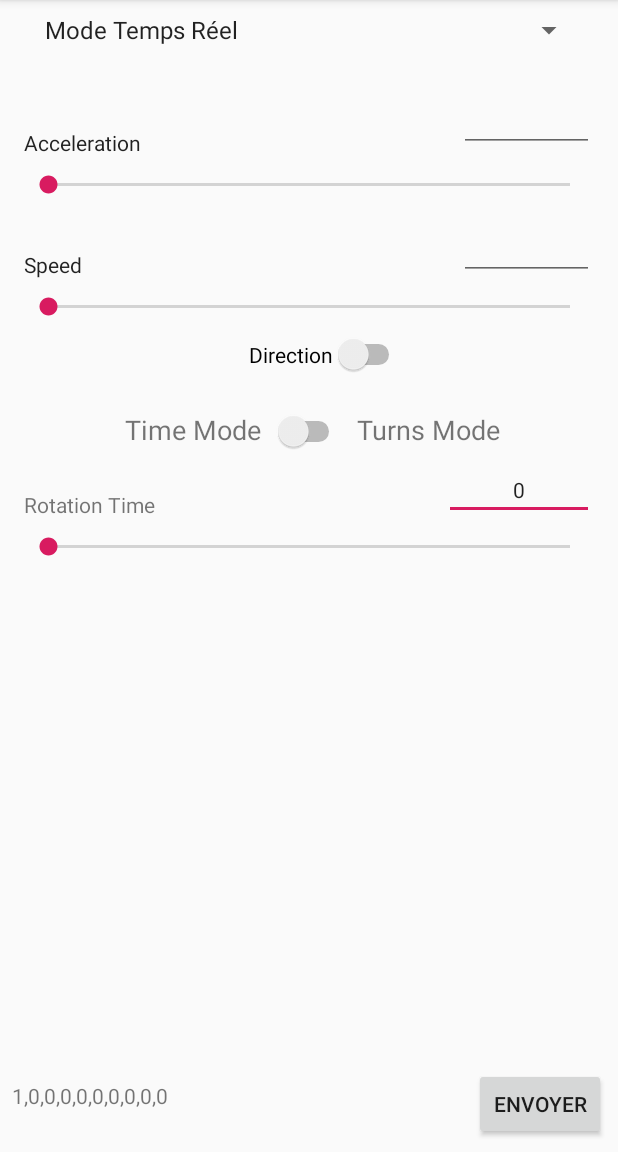
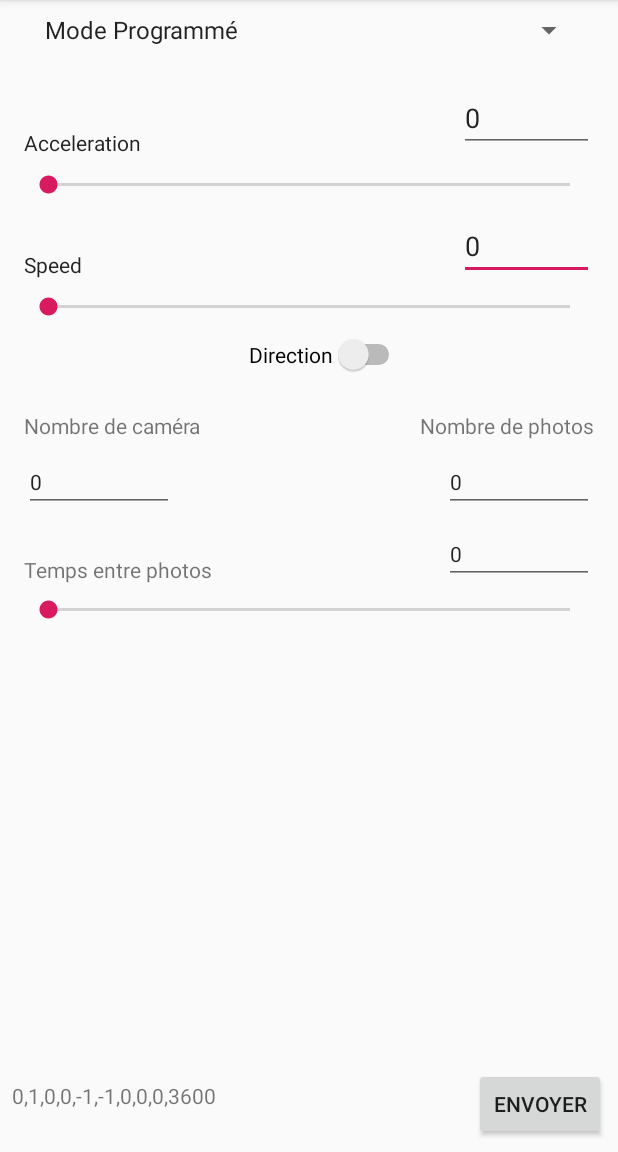
Before and after one commit to LouisMalbranque/Table-Rotative, an Android app: the MainActivity screen opened directly, with no data from a screen before it, after a tap on "ENVOYER", on a phone screen of 412 x 824 dp, the part 84-1236 px from its top. Run offline under Robolectric (Android 15) with nearby library versions, the phone set to English and light mode, and no system bars.

Commit message:
fragments programmé et temps réel

```diff
--- /dev/null
+++ b/software/android app/app/src/main/java/com/example/louis/plateautournant/Fragment/BlankFragment.java
@@ -0,0 +1,30 @@
+package com.example.louis.plateautournant.Fragment;
+
+
+import android.os.Bundle;
+import android.support.v4.app.Fragment;
+import android.view.LayoutInflater;
+import android.view.View;
+import android.view.ViewGroup;
+
+import com.example.louis.plateautournant.R;
+
+/**
+ * A simple {@link Fragment} subclass.
+ */
+public class BlankFragment extends Fragment {
+
+
+    public BlankFragment() {
+        // Required empty public constructor
+    }
+
+
+    @Override
+    public View onCreateView(LayoutInflater inflater, ViewGroup container,
+                             Bundle savedInstanceState) {
+        // Inflate the layout for this fragment
+        return inflater.inflate(R.layout.blank, container, false);
+    }
+
+}
--- /dev/null
+++ b/software/android app/app/src/main/java/com/example/louis/plateautournant/Fragment/ProgrammedRotation.java
@@ -0,0 +1,99 @@
+package com.example.louis.plateautournant.Fragment;
+
+
+import android.os.Bundle;
+import android.support.v4.app.Fragment;
+import android.text.Editable;
+import android.text.TextWatcher;
+import android.view.LayoutInflater;
+import android.view.View;
+import android.view.ViewGroup;
+import android.widget.EditText;
+import android.widget.SeekBar;
+
+import com.example.louis.plateautournant.R;
+
+/**
+ * A simple {@link Fragment} subclass.
+ */
+public class ProgrammedRotation extends android.app.Fragment {
+
+
+    private SeekBar timeBetweenPhotosSeekbar;
+    private EditText timeBetweenPhotosNumber;
+    private EditText cameraNumber;
+    private EditText frameNumber;
+
+    public ProgrammedRotation() {
+        // Required empty public constructor
+    }
+
+
+    @Override
+    public View onCreateView(LayoutInflater inflater, ViewGroup container,
+                             Bundle savedInstanceState) {
+        // Inflate the layout for this fragment
+        View v= inflater.inflate(R.layout.programmed_rotation,container,false);
+
+        timeBetweenPhotosSeekbar = v.findViewById(R.id.timeBetweenPhotosSeekbar);
+        timeBetweenPhotosNumber = v.findViewById(R.id.timeBetweenPhotosNumber);
+        cameraNumber = v.findViewById(R.id.cameraNumber);
+        frameNumber = v.findViewById(R.id.frameNumber);
+
+        timeBetweenPhotosSeekbar.setOnSeekBarChangeListener(new SeekBar.OnSeekBarChangeListener() {
+            @Override
+            public void onProgressChanged(SeekBar seekBar, int progress, boolean fromUser) {
+                timeBetweenPhotosNumber.setText(Integer.toString(timeBetweenPhotosSeekbar.getProgress()));
+            }
+
+            @Override
+            public void onStartTrackingTouch(SeekBar seekBar) {
+
+            }
+
+            @Override
+            public void onStopTrackingTouch(SeekBar seekBar) {
+
+            }
+        });
+
+        timeBetweenPhotosNumber.addTextChangedListener(new TextWatcher() {
+            @Override
+            public void beforeTextChanged(CharSequence s, int start, int count, int after) {
+
+            }
+
+            @Override
+            public void onTextChanged(CharSequence s, int start, int before, int count) {
+
+            }
+
+            @Override
+            public void afterTextChanged(Editable s) {
+                try{
+                    int position=timeBetweenPhotosNumber.length();
+                    timeBetweenPhotosNumber.setSelection(position);
+                    timeBetweenPhotosSeekbar.setProgress(Integer.parseInt(s.toString()));
+                    if (timeBetweenPhotosNumber.length()==0){
+                        timeBetweenPhotosSeekbar.setProgress(0);
+                        timeBetweenPhotosNumber.setText(0);
+                    }
+                } catch(Exception ex) {ex.printStackTrace();}
+
+            }
+        });
+        return v;
+    }
+
+    public EditText getTimeBetweenPhotosNumber() {
+        return timeBetweenPhotosNumber;
+    }
+
+    public EditText getCameraNumber() {
+        return cameraNumber;
+    }
+
+    public EditText getFrameNumber() {
+        return frameNumber;
+    }
+}
--- a/software/android app/app/src/main/java/com/example/louis/plateautournant/Fragment/RealTimeRotation.java
+++ b/software/android app/app/src/main/java/com/example/louis/plateautournant/Fragment/RealTimeRotation.java
@@ -77,7 +77,7 @@ public class RealTimeRotation extends android.app.Fragment {
                         seekNumber.setProgress(0);
                         numberText.setText(0);
                     }
-                } catch(Exception ex) {}
+                } catch(Exception ex) {ex.printStackTrace();}
 
             }
         });
--- a/software/android app/app/src/main/java/com/example/louis/plateautournant/MainActivity.java
+++ b/software/android app/app/src/main/java/com/example/louis/plateautournant/MainActivity.java
@@ -13,6 +13,7 @@ import android.widget.Switch;
 import android.widget.TextView;
 
 import com.example.louis.plateautournant.Bluetooth.Peripherique;
+import com.example.louis.plateautournant.Fragment.ProgrammedRotation;
 import com.example.louis.plateautournant.Fragment.RealTimeRotation;
 
 import java.util.ArrayList;
@@ -33,6 +34,7 @@ public class MainActivity extends AppCompatActivity {
     ArrayList<String> spinnerModeItems = new ArrayList<String>();
 
     RealTimeRotation realTimeRotation = new RealTimeRotation();
+    ProgrammedRotation programmedRotation = new ProgrammedRotation();
 
     private int mode;
     private int direction;
@@ -67,8 +69,8 @@ public class MainActivity extends AppCompatActivity {
 
         dataText = findViewById(R.id.data);
 
+        spinnerModeItems.add("Mode Programmé");
         spinnerModeItems.add("Mode Temps Réel");
-        spinnerModeItems.add("Mode Programmé");
 
         ArrayAdapter<String> adapter = new ArrayAdapter<String>(this, android.R.layout.simple_spinner_item, spinnerModeItems);
         adapter.setDropDownViewResource(android.R.layout.simple_spinner_dropdown_item);
@@ -81,13 +83,13 @@ public class MainActivity extends AppCompatActivity {
                 switch (position){
                     case 0:
                         mode=0;
-                        getSupportFragmentManager().beginTransaction().replace(R.id.fragment, realTimeRotation).commit();
-
+                        getFragmentManager().beginTransaction().replace(R.id.fragment, programmedRotation).commit();
+                        break;
                     case 1:
                         //realTimeRotation = new RealTimeRotation();
                         mode=1;
-                        getSupportFragmentManager().beginTransaction().remove(getSupportFragmentManager().findFragmentById(R.id.fragment)).commit();
-
+                        getFragmentManager().beginTransaction().replace(R.id.fragment, realTimeRotation).commit();
+                        break;
                     default:
                         break;
 
@@ -103,26 +105,36 @@ public class MainActivity extends AppCompatActivity {
         sendButton.setOnClickListener(new View.OnClickListener() {
             @Override
             public void onClick(View v) {
+
+
+                direction=1;
+                acceleration = Integer.parseInt(accelerationNumber.getText().toString());
+                speed = Integer.parseInt(speedNumber.getText().toString());
+                steps=3600;
+
                 switch(mode){
-                    case 0:
-                        direction=1;
-                        acceleration=Integer.parseInt(accelerationNumber.getText().toString());
-                        speed=Integer.parseInt(speedNumber.getText().toString());
+                    case 1:
                         if (realTimeRotation.isModeTime()){
                             rotation_number=-1;
-                            rotation_time=Integer.parseInt(realTimeRotation.getNumberText().toString());
+                            rotation_time=Integer.parseInt(realTimeRotation.getNumberText().getText().toString());
                         }else{
-                            rotation_number=Integer.parseInt(realTimeRotation.getNumberText().toString());
+                            rotation_number=Integer.parseInt(realTimeRotation.getNumberText().getText().toString());
                             rotation_time=-1;
                         }
                         frame=-1;
                         camera_number=-1;
                         pause_between_camera=-1;
-                        steps=3600;
                         break;
-
+                    case 0:
+                        rotation_number = -1;
+                        rotation_time = -1;
+                        frame = Integer.parseInt(programmedRotation.getFrameNumber().getText().toString());
+                        camera_number = Integer.parseInt(programmedRotation.getCameraNumber().getText().toString());
+                        pause_between_camera = Integer.parseInt(programmedRotation.getTimeBetweenPhotosNumber().getText().toString());
+                        break;
                 }
 
+                data="";
                 data +=Integer.toString(mode)+",";
                 data +=Integer.toString(direction)+",";
                 data +=Integer.toString(acceleration)+",";
--- a/software/android app/app/src/main/res/layout/activity_main.xml
+++ b/software/android app/app/src/main/res/layout/activity_main.xml
@@ -19,7 +19,7 @@
 
     <fragment
         android:id="@+id/fragment"
-        android:name="com.example.louis.plateautournant.Fragment.RealTimeRotation"
+        android:name="com.example.louis.plateautournant.Fragment.BlankFragment"
         android:layout_width="0dp"
         android:layout_height="0dp"
         android:layout_marginStart="8dp"
@@ -84,6 +84,7 @@
             android:layout_marginEnd="8dp"
             android:ems="10"
             android:inputType="number"
+            android:text="0"
             app:layout_constraintEnd_toEndOf="parent"
             app:layout_constraintTop_toBottomOf="@+id/seekbarAcceleration" />
 
@@ -117,6 +118,7 @@
             android:layout_marginEnd="8dp"
             android:ems="10"
             android:inputType="number"
+            android:text="0"
             app:layout_constraintEnd_toEndOf="parent"
             app:layout_constraintTop_toTopOf="parent" />
 
--- /dev/null
+++ b/software/android app/app/src/main/res/layout/blank.xml
@@ -0,0 +1,10 @@
+<?xml version="1.0" encoding="utf-8"?>
+<FrameLayout xmlns:android="http://schemas.android.com/apk/res/android"
+    xmlns:tools="http://schemas.android.com/tools"
+    android:layout_width="match_parent"
+    android:layout_height="match_parent"
+    tools:context=".Fragment.BlankFragment">
+
+    <!-- TODO: Update blank fragment layout -->
+
+</FrameLayout>
--- a/software/android app/app/src/main/res/layout/photo_shoot_rotation.xml
+++ /dev/null
@@ -1,6 +0,0 @@
-<?xml version="1.0" encoding="utf-8"?>
-<android.support.constraint.ConstraintLayout
-    xmlns:android="http://schemas.android.com/apk/res/android" android:layout_width="match_parent"
-    android:layout_height="match_parent">
-
-</android.support.constraint.ConstraintLayout>
--- /dev/null
+++ b/software/android app/app/src/main/res/layout/programmed_rotation.xml
@@ -0,0 +1,90 @@
+<?xml version="1.0" encoding="utf-8"?>
+<android.support.constraint.ConstraintLayout xmlns:android="http://schemas.android.com/apk/res/android"
+    xmlns:app="http://schemas.android.com/apk/res-auto"
+    xmlns:tools="http://schemas.android.com/tools"
+    android:layout_width="match_parent"
+    android:layout_height="match_parent"
+    tools:context=".Fragment.ProgrammedRotation"    >
+
+    <!-- TODO: Update blank fragment layout -->
+
+    <EditText
+        android:id="@+id/timeBetweenPhotosNumber"
+        android:layout_width="100dp"
+        android:layout_height="wrap_content"
+        android:layout_marginTop="8dp"
+        android:layout_marginEnd="8dp"
+        android:ems="10"
+        android:inputType="number"
+        android:text="0"
+        android:textSize="14dp"
+        app:layout_constraintEnd_toEndOf="parent"
+        app:layout_constraintTop_toBottomOf="@+id/frameNumber" />
+
+    <EditText
+        android:id="@+id/cameraNumber"
+        android:layout_width="100dp"
+        android:layout_height="wrap_content"
+        android:layout_marginStart="8dp"
+        android:layout_marginTop="8dp"
+        android:ems="10"
+        android:inputType="number"
+        android:text="0"
+        android:textSize="14dp"
+        app:layout_constraintStart_toStartOf="parent"
+        app:layout_constraintTop_toBottomOf="@+id/textCameraNumber" />
+
+    <EditText
+        android:id="@+id/frameNumber"
+        android:layout_width="100dp"
+        android:layout_height="wrap_content"
+        android:layout_marginTop="8dp"
+        android:layout_marginEnd="8dp"
+        android:ems="10"
+        android:inputType="number"
+        android:text="0"
+        android:textSize="14dp"
+        app:layout_constraintEnd_toEndOf="parent"
+        app:layout_constraintTop_toBottomOf="@+id/textFrameNumber" />
+
+    <TextView
+        android:id="@+id/textCameraNumber"
+        android:layout_width="wrap_content"
+        android:layout_height="wrap_content"
+        android:layout_marginStart="8dp"
+        android:layout_marginTop="8dp"
+        android:text="Nombre de caméra"
+        app:layout_constraintStart_toStartOf="parent"
+        app:layout_constraintTop_toTopOf="parent" />
+
+    <TextView
+        android:id="@+id/textFrameNumber"
+        android:layout_width="wrap_content"
+        android:layout_height="wrap_content"
+        android:layout_marginTop="8dp"
+        android:layout_marginEnd="8dp"
+        android:text="Nombre de photos"
+        app:layout_constraintEnd_toEndOf="parent"
+        app:layout_constraintTop_toTopOf="parent" />
+
+    <TextView
+        android:id="@+id/textTimeBetweenPhotos"
+        android:layout_width="wrap_content"
+        android:layout_height="wrap_content"
+        android:layout_marginStart="8dp"
+        android:layout_marginBottom="8dp"
+        android:text="Temps entre photos"
+        app:layout_constraintBottom_toTopOf="@+id/timeBetweenPhotosSeekbar"
+        app:layout_constraintStart_toStartOf="parent" />
+
+    <SeekBar
+        android:id="@+id/timeBetweenPhotosSeekbar"
+        android:layout_width="0dp"
+        android:layout_height="wrap_content"
+        android:layout_marginStart="8dp"
+        android:layout_marginTop="8dp"
+        android:layout_marginEnd="8dp"
+        app:layout_constraintEnd_toEndOf="parent"
+        app:layout_constraintStart_toStartOf="parent"
+        app:layout_constraintTop_toBottomOf="@+id/timeBetweenPhotosNumber" />
+</android.support.constraint.ConstraintLayout>
```
